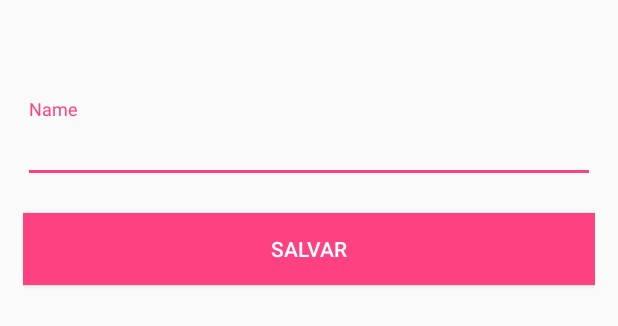
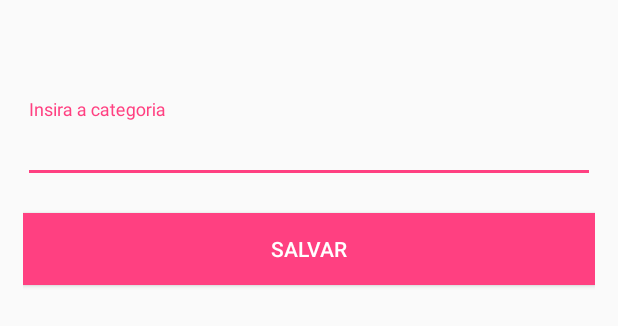
Before and after one commit to andersonassis/AdminEstabelecimento, an Android app: the layout imput_dialog.xml on its own in the app's theme, with its tools: preview values and no code run, on a phone screen of 412 x 824 dp. Shown: the top 326 px of the screen. Run offline under Robolectric (Android 15) with nearby library versions, the phone set to English and light mode, and no system bars.

Commit message:
Codigo Salvar Categoria

```diff
--- a/app/src/main/res/layout/imput_dialog.xml
+++ b/app/src/main/res/layout/imput_dialog.xml
@@ -19,14 +19,14 @@
                 android:id="@+id/nameEditText"
                 android:layout_width="match_parent"
                 android:layout_height="wrap_content"
-                android:singleLine="true"
-                android:hint= "Name" />
+                android:hint= "@string/hint"
+                android:maxLines="1" />
 
         </android.support.design.widget.TextInputLayout>
         <Button android:id="@+id/saveBtn"
             android:layout_width="fill_parent"
             android:layout_height="wrap_content"
-            android:text="Salvar"
+            android:text="@string/btn_salvar_categoria"
             android:clickable="true"
             android:background="@color/colorAccent"
             android:layout_marginTop="20dp"
--- a/app/src/main/res/layout/item_category.xml
+++ b/app/src/main/res/layout/item_category.xml
@@ -14,12 +14,13 @@
         android:orientation="vertical"
         android:padding="16dp"
         android:layout_width="match_parent"
-        android:layout_height="wrap_content">
+        android:layout_height="74dp">
         <TextView
             android:id="@+id/txtnome"
             android:layout_width="match_parent"
             android:layout_height="match_parent"
-            android:text="Nome aqui" />
+            android:textSize="20sp"
+            />
     </LinearLayout>
 
 </android.support.v7.widget.CardView>
--- a/app/src/main/res/values/strings.xml
+++ b/app/src/main/res/values/strings.xml
@@ -9,4 +9,6 @@
     <string name="listar_pedidos">Listar Pedidos</string>
 
     <string name="btn_salvar_categoria">Salvar</string>
+    <string name="hint">Insira a categoria</string>
+
 </resources>
```
Also changed, not shown: app/src/main/java/com/br/adminestabelecimento/CategoryActivity.java (+10 -9 lines).
